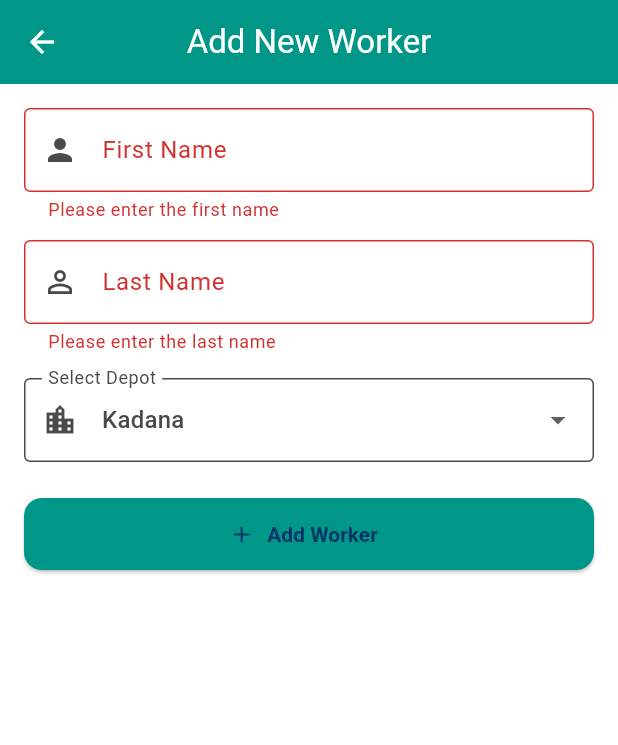
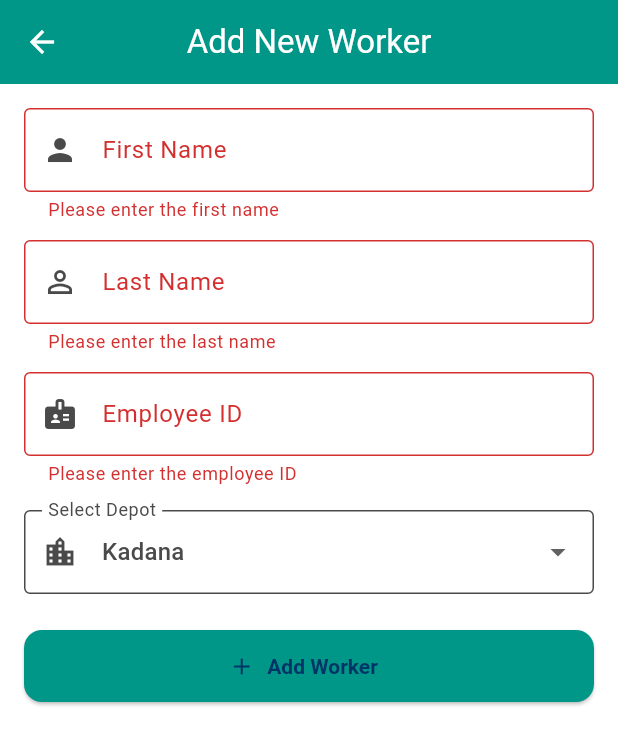
Before and after one commit to WimukthiPWijerathne/Docket_tracker, a Flutter app: the AddWorkerPage screen opened directly, after a tap on "Add Worker", on a phone screen of 412 x 824 dp. Shown: the top 745 px of the screen. Run offline on Flutter 3.47's test engine with Material 3 defaults, Android fonts, the phone set to English and light mode, and no system bars; our stand-ins replace camera, flutter_image_compress, image_picker.

Commit message:
small change in the addworker part

```diff
--- a/lib/pages/workersProfile/addworkers.dart
+++ b/lib/pages/workersProfile/addworkers.dart
@@ -14,6 +14,7 @@ class _AddWorkerPageState extends State<AddWorkerPage> {
   final _formKey = GlobalKey<FormState>();
   final TextEditingController _firstNameController = TextEditingController();
   final TextEditingController _lastNameController = TextEditingController();
+  final TextEditingController _employeeIdController = TextEditingController(); // ✅ new
   String selectedDepot = 'Kadana';
   bool _isLoading = false;
 
@@ -26,6 +27,7 @@ class _AddWorkerPageState extends State<AddWorkerPage> {
       final body = {
         "firstName": _firstNameController.text.trim(),
         "lastName": _lastNameController.text.trim(),
+        "employeeNo": _employeeIdController.text.trim(), // ✅ send employee ID
         "depot": selectedDepot,
       };
 
@@ -43,7 +45,7 @@ class _AddWorkerPageState extends State<AddWorkerPage> {
           Navigator.pop(context, {
             "name": "${body['firstName']} ${body['lastName']}".trim(),
             "depot": selectedDepot,
-            "employeeNo": data['employeeNo']?.toString() ?? "",
+            "employeeNo": body['employeeNo'],
           });
         } else {
           ScaffoldMessenger.of(context).showSnackBar(
@@ -73,6 +75,7 @@ class _AddWorkerPageState extends State<AddWorkerPage> {
   void dispose() {
     _firstNameController.dispose();
     _lastNameController.dispose();
+    _employeeIdController.dispose();
     super.dispose();
   }
 
@@ -118,6 +121,23 @@ class _AddWorkerPageState extends State<AddWorkerPage> {
                 validator: (value) {
                   if (value == null || value.trim().isEmpty) {
                     return "Please enter the last name";
+                  }
+                  return null;
+                },
+              ),
+              const SizedBox(height: 12),
+
+              // ✅ Employee ID
+              TextFormField(
+                controller: _employeeIdController,
+                decoration: const InputDecoration(
+                  labelText: "Employee ID",
+                  border: OutlineInputBorder(),
+                  prefixIcon: Icon(Icons.badge),
+                ),
+                validator: (value) {
+                  if (value == null || value.trim().isEmpty) {
+                    return "Please enter the employee ID";
                   }
                   return null;
                 },
```
